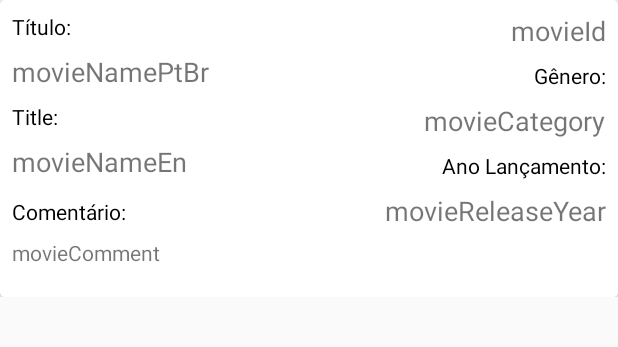
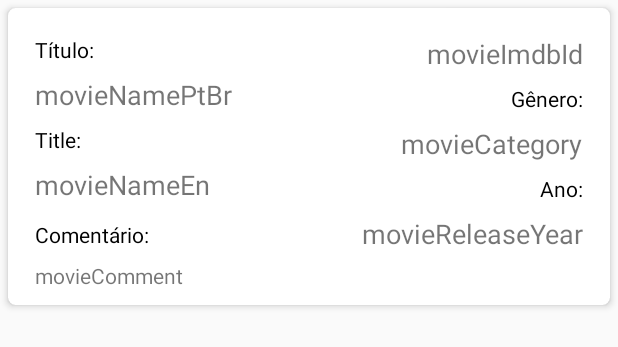
Before and after one commit to tofarias/android-mymovies, an Android app: the layout movie_item.xml on its own in the app's theme, with its tools: preview values and no code run, on a phone screen of 412 x 824 dp. Shown: the top 347 px of the screen. Run offline under Robolectric (Android 15) with nearby library versions, the light colour scheme and no system bars.

Commit message:
Fix - ajustando layout

```diff
--- a/app/src/main/res/layout/movie_item.xml
+++ b/app/src/main/res/layout/movie_item.xml
@@ -9,8 +9,11 @@
         android:layout_height="wrap_content"
         android:layout_alignParentStart="true"
         android:layout_alignParentTop="true"
-        app:cardCornerRadius="3dp"
-        app:contentPaddingBottom="20dp">
+        android:layout_margin="5dp"
+        android:elevation="50dp"
+        app:cardCornerRadius="5dp"
+        app:cardElevation="3dp"
+        app:contentPadding="10dp">
 
         <android.support.constraint.ConstraintLayout
             android:layout_width="match_parent"
@@ -30,14 +33,14 @@
                 app:layout_constraintTop_toBottomOf="@+id/textView3" />
 
             <TextView
-                android:id="@+id/movieId"
+                android:id="@+id/movieImdbId"
                 android:layout_width="wrap_content"
                 android:layout_height="wrap_content"
                 android:layout_above="@+id/movieNamePtBr"
                 android:layout_alignParentStart="true"
                 android:layout_marginEnd="8dp"
                 android:layout_marginTop="8dp"
-                android:text="movieId"
+                android:text="movieImdbId"
                 android:textSize="18sp"
                 app:layout_constraintEnd_toEndOf="parent"
                 app:layout_constraintTop_toTopOf="parent" />
@@ -118,7 +121,7 @@
                 android:layout_height="wrap_content"
                 android:layout_marginEnd="8dp"
                 android:layout_marginTop="8dp"
-                android:text="Ano Lançamento:"
+                android:text="Ano:"
                 android:textColor="@android:color/black"
                 app:layout_constraintEnd_toEndOf="parent"
                 app:layout_constraintTop_toBottomOf="@+id/movieCategory" />
@@ -132,7 +135,7 @@
                 android:text="Gênero:"
                 android:textColor="@android:color/black"
                 app:layout_constraintEnd_toEndOf="parent"
-                app:layout_constraintTop_toBottomOf="@+id/movieId" />
+                app:layout_constraintTop_toBottomOf="@+id/movieImdbId" />
 
             <TextView
                 android:id="@+id/movieReleaseYear"
```
